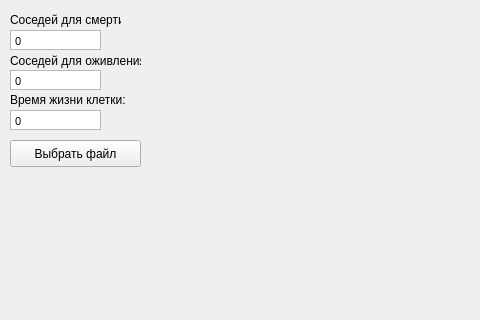
Before: the Qt Designer form CA/mainwindow.ui in Surikkat/Coursework-on-programming-3sem, drawn with Qt 5; both pictures show x 0 to 480 and y 0 to 320 of the 781 by 607 pixel window.
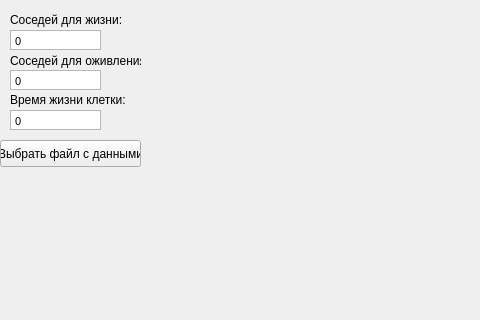
After: the same form once the commit is applied.

What changed in the file:
```diff
--- a/CA/mainwindow.ui
+++ b/CA/mainwindow.ui
@@ -65,7 +65,7 @@
      </rect>
     </property>
     <property name="text">
-     <string>Соседей для смерти:</string>
+     <string>Соседей для жизни:</string>
     </property>
    </widget>
    <widget class="QTextEdit" name="textEdit_L">
@@ -172,14 +172,14 @@
    <widget class="QPushButton" name="loadFile">
     <property name="geometry">
      <rect>
-      <x>10</x>
+      <x>0</x>
       <y>140</y>
-      <width>131</width>
+      <width>141</width>
       <height>27</height>
      </rect>
     </property>
     <property name="text">
-     <string>Выбрать файл</string>
+     <string>Выбрать файл с данными</string>
     </property>
    </widget>
    <widget class="QPushButton" name="stop">
```
Left out of the diff: 6 changed lines with no effect on the pictures.
